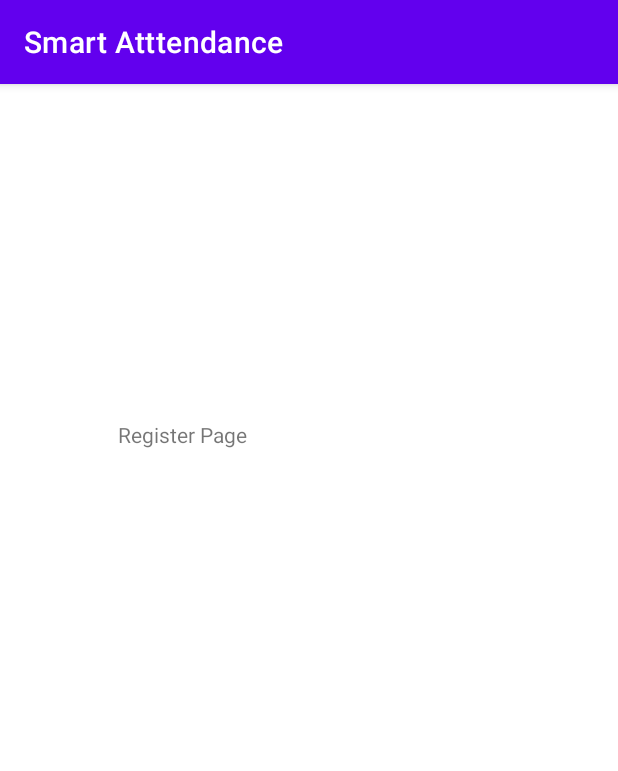
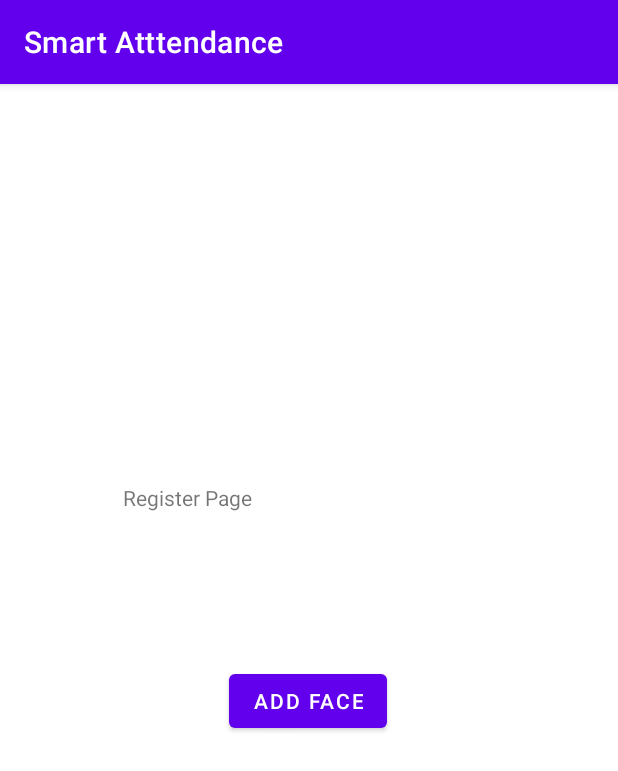
Before and after one commit to whitehat65/AndroidLoginRegister, an Android app: the RegisterActivity screen opened directly, with no data from a screen before it, on a phone screen of 412 x 824 dp. Shown: the top 771 px of the screen. Run offline under Robolectric (Android 15) with nearby library versions, the phone set to English and light mode, and no system bars.

```diff
--- a/app/build.gradle
+++ b/app/build.gradle
@@ -40,7 +40,12 @@ dependencies {
     implementation 'androidx.lifecycle:lifecycle-viewmodel-ktx:2.4.1'
     implementation 'androidx.navigation:navigation-fragment:2.4.1'
     implementation 'androidx.navigation:navigation-ui:2.4.1'
+    def cameraxVersion = "1.1.0-alpha05"
+    implementation 'androidx.camera:camera-core:1.1.0'
+    implementation 'androidx.camera:camera-camera2:1.1.0'
+    implementation 'androidx.camera:camera-lifecycle:1.1.0'
     testImplementation 'junit:junit:4.13.2'
     androidTestImplementation 'androidx.test.ext:junit:1.1.5'
     androidTestImplementation 'androidx.test.espresso:espresso-core:3.5.1'
+
 }
--- a/app/src/main/res/layout/activity_register.xml
+++ b/app/src/main/res/layout/activity_register.xml
@@ -8,8 +8,8 @@
 
     <TextView
         android:id="@+id/textView"
-        android:layout_width="254dp"
-        android:layout_height="177dp"
+        android:layout_width="247dp"
+        android:layout_height="66dp"
         android:text="@string/register_page"
         app:layout_constraintBottom_toBottomOf="parent"
         app:layout_constraintEnd_toEndOf="parent"
@@ -17,4 +17,25 @@
         app:layout_constraintStart_toStartOf="parent"
         app:layout_constraintTop_toTopOf="parent"
         app:layout_constraintVertical_bias="0.379" />
+
+    <Button
+        android:id="@+id/cam1"
+        android:layout_width="wrap_content"
+        android:layout_height="wrap_content"
+        android:text="@string/add_face"
+        app:layout_constraintBottom_toBottomOf="parent"
+        app:layout_constraintEnd_toEndOf="parent"
+        app:layout_constraintHorizontal_bias="0.498"
+        app:layout_constraintStart_toStartOf="parent"
+        app:layout_constraintTop_toTopOf="parent"
+        app:layout_constraintVertical_bias="0.538" />
+    <ImageView
+        android:id="@+id/photoImageView"
+        android:layout_width="match_parent"
+        android:layout_height="match_parent"
+        android:layout_marginTop="16dp"
+        android:visibility="invisible"
+        android:contentDescription="@string/imagephoto" /> <!-- Initially invisible -->
+
+
 </androidx.constraintlayout.widget.ConstraintLayout>
--- a/app/src/main/res/values/strings.xml
+++ b/app/src/main/res/values/strings.xml
@@ -17,4 +17,6 @@
     <string name="menu_home">Home</string>
     <string name="menu_gallery">Gallery</string>
     <string name="menu_slideshow">Slideshow</string>
+    <string name="add_face">Add Face</string>
+    <string name="imagephoto">ImagePhoto</string>
 </resources>
```
Also changed, not shown: app/src/main/AndroidManifest.xml (+5 -2 lines), app/src/main/java/com/example/smartatttendance/RegisterActivity.java (+70 -0 lines), app/src/main/res/xml/file_paths.xml (added, +7 -0 lines).
